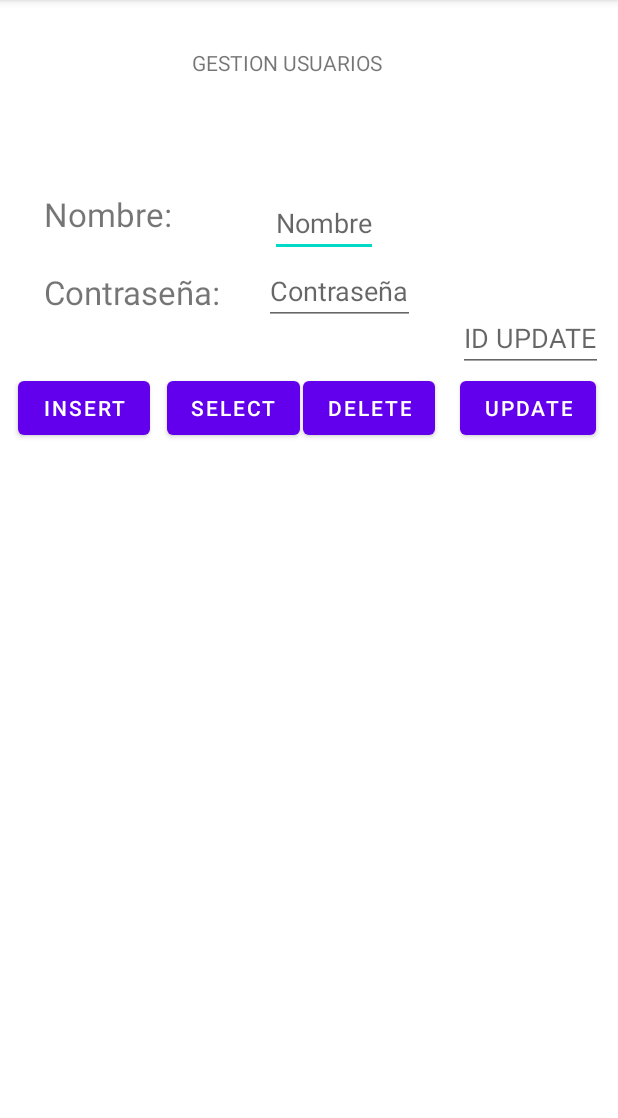
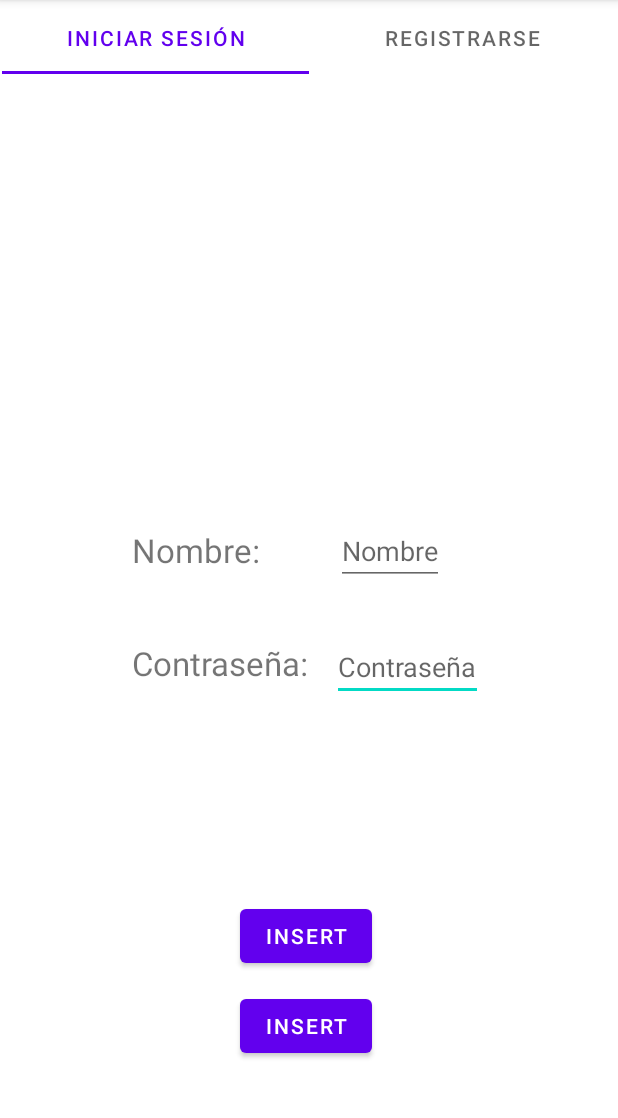
Before and after one commit to XabierBA/VinedoDBSQLite, an Android app: the screen it shows after launch (MainActivity), on a phone screen of 412 x 824 dp, the part 84-1202 px from its top. Run offline under Robolectric (Android 15) with nearby library versions, the phone set to English and light mode, and no system bars.

Commit message:
V5 Tablas hechas por encima

```diff
--- a/app/src/main/AndroidManifest.xml
+++ b/app/src/main/AndroidManifest.xml
@@ -19,6 +19,10 @@
                 <category android:name="android.intent.category.LAUNCHER" />
             </intent-filter>
         </activity>
+        <activity
+            android:name=".Front.VinasAtivity"
+            android:exported="true">
+        </activity>
     </application>
 
 </manifest>
--- /dev/null
+++ b/app/src/main/java/com/example/viedodbsqlite/Front/VinasAtivity.java
@@ -0,0 +1,17 @@
+package com.example.viedodbsqlite.Front;
+
+import android.os.Bundle;
+
+import androidx.appcompat.app.AppCompatActivity;
+
+import com.example.viedodbsqlite.R;
+
+public class VinasAtivity extends AppCompatActivity {
+
+    protected void onCreate(Bundle savedInstanceState){
+        super.onCreate(savedInstanceState);
+        setContentView(R.layout.activity_vinas);
+
+    }
+
+}
--- a/app/src/main/java/com/example/viedodbsqlite/MainActivity.java
+++ b/app/src/main/java/com/example/viedodbsqlite/MainActivity.java
@@ -3,6 +3,7 @@ package com.example.viedodbsqlite;
 import androidx.appcompat.app.AppCompatActivity;
 
 import android.content.ContentValues;
+import android.content.Intent;
 import android.database.Cursor;
 import android.database.sqlite.SQLiteDatabase;
 import android.os.Bundle;
@@ -13,6 +14,7 @@ import android.widget.Toast;
 
 import com.example.viedodbsqlite.Data.Contracts.UsuarioContracts;
 import com.example.viedodbsqlite.Data.DB.ConexiónSQLite;
+import com.example.viedodbsqlite.Front.VinasAtivity;
 
 public class MainActivity extends AppCompatActivity {
     ConexiónSQLite conn = new ConexiónSQLite(this, "db_vinedo", null,2);
@@ -31,28 +33,21 @@ public class MainActivity extends AppCompatActivity {
 
     public void onClick(View view){
         switch (view.getId()){
-            case R.id.insert:
+            case R.id.btnregist:
                 registrarUsuarios();
                 break;
-            case R.id.actualizar:
+            case R.id.btninit:
                 consultarUsuarios();
                 break;
-            case R.id.limpiar:
-                limpiarUsuarios();
-                break;
-            case R.id.update:
-                updateUsuarios();
-                break;
         }
-
     }
 
     private void registrarUsuarios() {
 
         SQLiteDatabase db = conn.getWritableDatabase();
 
-        EditText nombre = findViewById(R.id.nombre);
-        EditText contr = findViewById(R.id.contr);
+        EditText nombre = findViewById(R.id.etnombre);
+        EditText contr = findViewById(R.id.etcontr);
 
         ContentValues values = new ContentValues();
         values.clear();
@@ -67,20 +62,42 @@ public class MainActivity extends AppCompatActivity {
 
         SQLiteDatabase db = conn.getReadableDatabase();
 
-        TextView salida = findViewById(R.id.salida);
-        salida.setText("");
+        //TextView salida = findViewById(R.id.salida);
+        //salida.setText("");
+
+
+        EditText nombre = findViewById(R.id.etnombre);
+        EditText contr = findViewById(R.id.etcontr);
 
         String id = UsuarioContracts.UsuarioEntry.ID_USER;
-        String nombre = UsuarioContracts.UsuarioEntry.NOMBRE;
-        String contr = UsuarioContracts.UsuarioEntry.CONTRASEÑA;
-        String[] campos = {id,nombre,contr};
-        boolean flag = false;
+        String name = UsuarioContracts.UsuarioEntry.NOMBRE;
+        String paswd = UsuarioContracts.UsuarioEntry.CONTRASEÑA;
 
+        String[] campos = {id,name,paswd};
         Cursor cursor = db.query(UsuarioContracts.UsuarioEntry.TABLE_NAME,campos,null,null,null,null,null);
 
-        while(cursor.moveToNext()){
-            salida.append("\n" + "ID: " + cursor.getString(0) + " ||  NOMBRE: " + cursor.getString(1) + " ||  CONTRASEÑA: " + cursor.getString(2));
-            };
+        boolean checkname = false;
+        boolean checkpaswd = false;
+
+        while(cursor.moveToNext() && (!checkpaswd && !checkname)){
+
+            if(nombre.getText().toString().equals(cursor.getString(1)) ){
+                checkname = true;
+            }
+
+            if(contr.getText().toString().equals(cursor.getString(2))){
+                checkpaswd = true;
+            }
+
+            //salida.append("\n" + "ID: " + cursor.getString(0) + " ||  NOMBRE: " + cursor.getString(1) + " ||  CONTRASEÑA: " + cursor.getString(2));
+        };
+
+        if(checkname && checkpaswd){
+
+            Intent vinasactv = new Intent(this, VinasAtivity.class);
+            startActivity(vinasactv);
+
+        }
 
 
 
@@ -88,7 +105,7 @@ public class MainActivity extends AppCompatActivity {
 
 
     }
-    private void updateUsuarios(){
+    /*private void updateUsuarios(){
 
         SQLiteDatabase db = conn.getWritableDatabase();
 
@@ -113,5 +130,5 @@ public class MainActivity extends AppCompatActivity {
 
         int idResultante = db.delete(UsuarioContracts.UsuarioEntry.TABLE_NAME,null,null);
         Toast.makeText(getApplicationContext(),"Id Delete: "+idResultante, Toast.LENGTH_SHORT).show();
-    }
+    }*/
 }
--- a/app/src/main/res/layout/activity_main.xml
+++ b/app/src/main/res/layout/activity_main.xml
@@ -6,133 +6,96 @@
     android:layout_height="match_parent"
     tools:context=".MainActivity">
 
-    <TextView
-        android:id="@+id/textView2"
+    <EditText
+        android:id="@+id/etcontr"
         android:layout_width="wrap_content"
         android:layout_height="wrap_content"
-        android:layout_marginStart="128dp"
+        android:layout_marginStart="9dp"
         android:layout_marginTop="32dp"
-        android:text="GESTION USUARIOS"
-        app:layout_constraintStart_toStartOf="parent"
-        app:layout_constraintTop_toTopOf="parent" />
+        android:layout_marginEnd="90dp"
+        android:hint="Contraseña"
+        app:layout_constraintEnd_toEndOf="parent"
+        app:layout_constraintStart_toEndOf="@+id/txvcontra"
+        app:layout_constraintTop_toBottomOf="@+id/etnombre" />
 
     <EditText
-        android:id="@+id/nombre"
+        android:id="@+id/etnombre"
         android:layout_width="wrap_content"
         android:layout_height="wrap_content"
-        android:layout_marginStart="60dp"
+        android:layout_marginStart="45dp"
+        android:layout_marginTop="295dp"
+        android:layout_marginEnd="116dp"
         android:hint="Nombre"
-        app:layout_constraintBottom_toTopOf="@+id/contr"
-        app:layout_constraintStart_toEndOf="@+id/textView3" />
+        app:layout_constraintEnd_toEndOf="parent"
+        app:layout_constraintStart_toEndOf="@+id/txvnombre"
+        app:layout_constraintTop_toBottomOf="@+id/tabSelec" />
 
     <TextView
-        android:id="@+id/textView"
+        android:id="@+id/txvcontra"
         android:layout_width="wrap_content"
         android:layout_height="wrap_content"
-        android:layout_marginStart="29dp"
-        android:layout_marginTop="180dp"
+        android:layout_marginStart="88dp"
+        android:layout_marginTop="46dp"
         android:text="Contraseña: "
+        android:textSize="22dp"
+        app:layout_constraintStart_toStartOf="parent"
+        app:layout_constraintTop_toBottomOf="@+id/txvnombre" />
+
+    <TextView
+        android:id="@+id/txvnombre"
+        android:layout_width="wrap_content"
+        android:layout_height="wrap_content"
+        android:layout_marginStart="88dp"
+        android:layout_marginTop="352dp"
+        android:text="Nombre: "
         android:textSize="22dp"
         app:layout_constraintStart_toStartOf="parent"
         app:layout_constraintTop_toTopOf="parent" />
 
-    <EditText
-        android:id="@+id/contr"
+
+    <Button
+        android:id="@+id/btnregist"
         android:layout_width="wrap_content"
         android:layout_height="wrap_content"
-        android:layout_marginStart="23dp"
-        android:layout_marginTop="120dp"
-        android:hint="Contraseña"
-        app:layout_constraintStart_toEndOf="@+id/textView"
-        app:layout_constraintTop_toBottomOf="@+id/textView2" />
+        android:layout_marginStart="160dp"
+        android:layout_marginBottom="120dp"
+        android:onClick="onClick"
+        android:text="INSERT"
+        app:layout_constraintBottom_toBottomOf="parent"
+        app:layout_constraintStart_toStartOf="parent" />
 
-    <EditText
-        android:id="@+id/id_update"
+    <Button
+        android:id="@+id/btninit"
         android:layout_width="wrap_content"
         android:layout_height="wrap_content"
-        android:layout_marginEnd="10dp"
-        android:hint="ID UPDATE"
-        app:layout_constraintBottom_toTopOf="@+id/update"
-        app:layout_constraintEnd_toEndOf="parent" />
-
-    <TextView
-        android:id="@+id/textView3"
-        android:layout_width="wrap_content"
-        android:layout_height="wrap_content"
-        android:layout_marginStart="29dp"
-        android:layout_marginTop="128dp"
-        android:layout_marginBottom="22dp"
-        android:text="Nombre: "
-        android:textSize="22dp"
-        app:layout_constraintBottom_toTopOf="@+id/textView"
-        app:layout_constraintStart_toStartOf="parent"
-        app:layout_constraintTop_toTopOf="parent"
-        app:layout_constraintVertical_bias="0.0" />
-
-    <Button
-        android:id="@+id/insert"
-        android:layout_width="wrap_content"
-        android:layout_height="wrap_content"
-        android:layout_marginStart="11dp"
-        android:layout_marginTop="248dp"
-        android:layout_marginEnd="312dp"
+        android:layout_marginStart="160dp"
+        android:layout_marginBottom="60dp"
         android:onClick="onClick"
         android:text="INSERT"
+        app:layout_constraintBottom_toBottomOf="parent"
+        app:layout_constraintStart_toStartOf="parent" />
+
+    <com.google.android.material.tabs.TabLayout
+        android:id="@+id/tabSelec"
+        android:layout_width="409dp"
+        android:layout_height="wrap_content"
+        android:layout_marginTop="1dp"
+        android:layout_marginEnd="1dp"
         app:layout_constraintEnd_toEndOf="parent"
-        app:layout_constraintStart_toStartOf="parent"
-        app:layout_constraintTop_toTopOf="parent" />
+        app:layout_constraintTop_toTopOf="parent">
 
-    <Button
-        android:id="@+id/actualizar"
-        android:layout_width="wrap_content"
-        android:layout_height="wrap_content"
-        android:layout_marginStart="11dp"
-        android:layout_marginTop="248dp"
-        android:layout_marginEnd="140dp"
-        android:onClick="onClick"
-        android:text="SELECT"
-        app:layout_constraintEnd_toEndOf="parent"
-        app:layout_constraintHorizontal_bias="0.0"
-        app:layout_constraintStart_toEndOf="@+id/insert"
-        app:layout_constraintTop_toTopOf="parent" />
+        <com.google.android.material.tabs.TabItem
+            android:id="@+id/tabInit"
+            android:layout_width="wrap_content"
+            android:layout_height="wrap_content"
+            android:text="INICIAR SESIÓN" />
 
-    <Button
-        android:id="@+id/limpiar"
-        android:layout_width="wrap_content"
-        android:layout_height="wrap_content"
-        android:layout_marginStart="2dp"
-        android:layout_marginTop="248dp"
-        android:onClick="onClick"
-        android:text="DELETE"
-        app:layout_constraintStart_toEndOf="@+id/actualizar"
-        app:layout_constraintTop_toTopOf="parent" />
+        <com.google.android.material.tabs.TabItem
+            android:id="@+id/tabRegist"
+            android:layout_width="wrap_content"
+            android:layout_height="wrap_content"
+            android:text="REGISTRARSE" />
 
-    <Button
-        android:id="@+id/update"
-        android:layout_width="wrap_content"
-        android:layout_height="wrap_content"
-        android:layout_marginStart="14dp"
-        android:layout_marginTop="248dp"
-        android:layout_marginEnd="12dp"
-        android:onClick="onClick"
-        android:text="UPDATE"
-        app:layout_constraintEnd_toEndOf="parent"
-        app:layout_constraintStart_toEndOf="@+id/limpiar"
-        app:layout_constraintTop_toTopOf="parent" />
-
-    <TextView
-        android:id="@+id/salida"
-        android:layout_width="388dp"
-        android:layout_height="292dp"
-        android:layout_marginStart="11dp"
-        android:layout_marginTop="59dp"
-
-        android:layout_marginEnd="12dp"
-        android:layout_marginBottom="126dp"
-        app:layout_constraintBottom_toBottomOf="parent"
-        app:layout_constraintEnd_toEndOf="parent"
-        app:layout_constraintStart_toStartOf="parent"
-        app:layout_constraintTop_toBottomOf="@+id/insert"
-        app:layout_constraintVertical_bias="0.547" />
+    </com.google.android.material.tabs.TabLayout>
 
 </androidx.constraintlayout.widget.ConstraintLayout>
--- /dev/null
+++ b/app/src/main/res/layout/activity_vinas.xml
@@ -0,0 +1,8 @@
+<?xml version="1.0" encoding="utf-8"?>
+<androidx.constraintlayout.widget.ConstraintLayout xmlns:android="http://schemas.android.com/apk/res/android"
+    xmlns:app="http://schemas.android.com/apk/res-auto"
+    xmlns:tools="http://schemas.android.com/tools"
+    android:layout_width="match_parent"
+    android:layout_height="match_parent"
+    tools:context=".Front.VinasAtivity"
+    />
```
